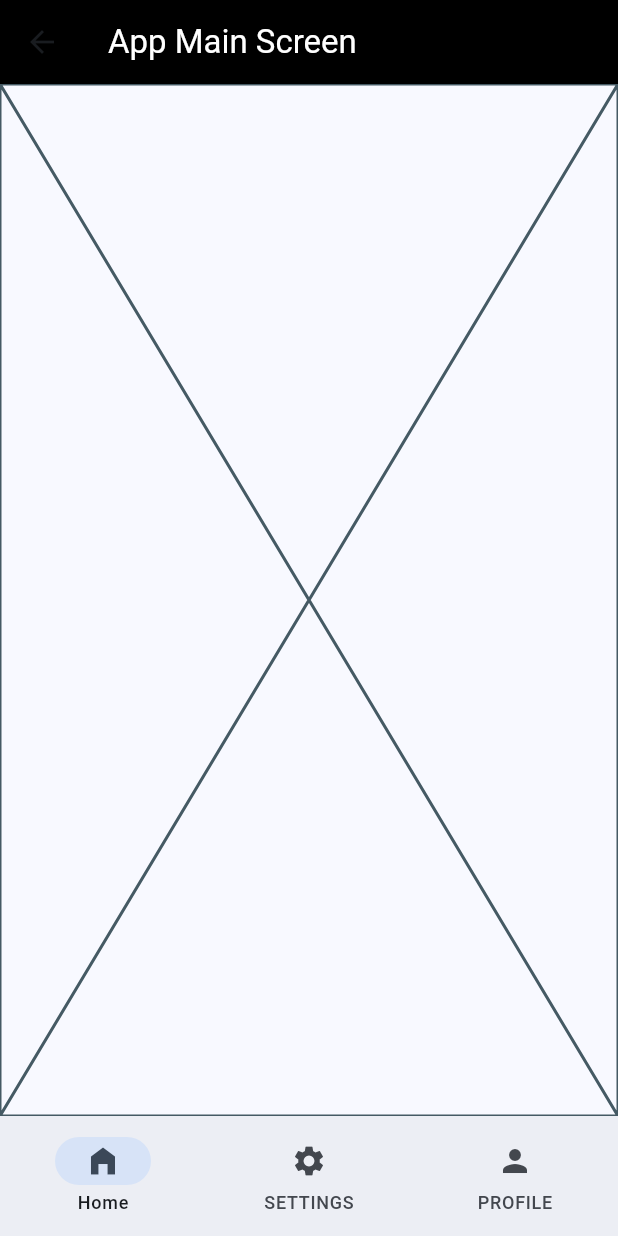
After one commit to LuckyVishwa1104/Flutter-Basics, a Flutter app: the PersistentNavbarDriver screen opened directly, on a phone screen of 412 x 824 dp. The commit adds this screen. Run offline on Flutter 3.47's test engine with Material 3 defaults, Android fonts, the phone set to English and light mode, and no system bars; our stand-ins replace image_picker.

Commit message:
feat(pers-nav-bar): implement persistent nav bar

```diff
--- /dev/null
+++ b/lib/bottom_navigton_demo/persistent_navbar_driver.dart
@@ -0,0 +1,75 @@
+import 'package:flutter/material.dart';
+
+class PersistentNavbarDriver extends StatefulWidget {
+  const PersistentNavbarDriver({super.key});
+
+  @override
+  State<PersistentNavbarDriver> createState() => _PersistentNavbarDriverState();
+}
+
+class _PersistentNavbarDriverState extends State<PersistentNavbarDriver> {
+  int selectIndex = 0;
+
+  // navigation list
+  List <GlobalKey<NavigatorState>> navigationKeys = [
+    GlobalKey<NavigatorState>(),
+    GlobalKey<NavigatorState>(),
+    GlobalKey<NavigatorState>(),
+  ];
+
+  // onTap function
+  void onTabTap(int index){
+    selectIndex = index;
+  }
+
+  @override
+  Widget build(BuildContext context) {
+    return Scaffold(
+      appBar: AppBar(
+        title: Text(
+          'App Main Screen',
+          style: TextStyle(
+            color: Colors.white,
+            fontWeight: FontWeight.w400,
+          ),
+        ),
+        backgroundColor: Colors.black,
+      ),
+
+      // body
+      body: Placeholder(),
+
+      // Persistent Nav bar
+      bottomNavigationBar: NavigationBar(
+        selectedIndex: selectIndex,
+
+        destinations: const [
+          // Home Tab
+          NavigationDestination(
+            icon: Icon(Icons.home),
+            label: 'Home',
+            selectedIcon: Icon(Icons.home_filled),
+          ),
+
+          // Setting Tab
+          NavigationDestination(
+            icon: Icon(Icons.settings),
+            label: 'SETTINGS',
+            selectedIcon: Icon(
+              Icons.settings_accessibility_outlined,
+            ),
+          ),
+
+          // Profile Tab
+          NavigationDestination(
+            icon: Icon(Icons.person),
+            label: 'PROFILE',
+            selectedIcon: Icon(
+              Icons.person_remove,
+            ),
+          )
+        ],
+      ),
+    );
+  }
+}
--- a/lib/main.dart
+++ b/lib/main.dart
@@ -14,8 +14,12 @@ class MyApp extends StatelessWidget {
   // This widget is the root of your application.
   @override
   Widget build(BuildContext context) {
-    return const MaterialApp(
+    return MaterialApp(
       debugShowCheckedModeBanner: false,
+      theme: ThemeData(
+        useMaterial3: true,
+        colorSchemeSeed: Colors.blue,
+      ),
       home: NavigationBarDriver(),
     );
   }
```
